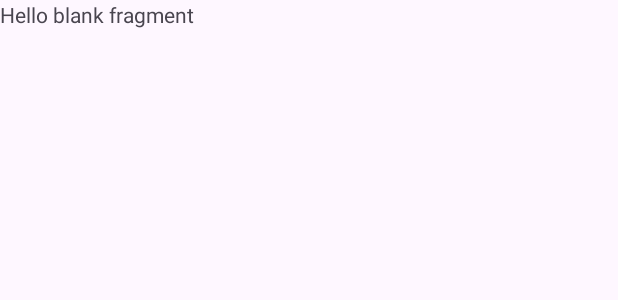
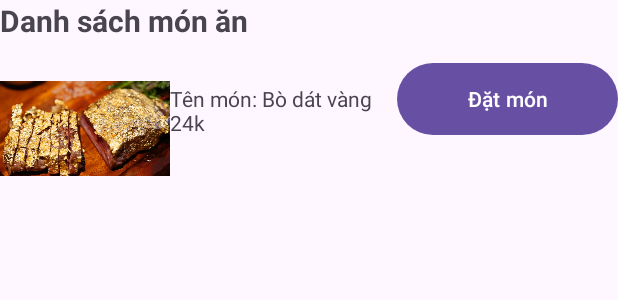
Before and after one commit to Huyle2003/AppQLQuanAn, an Android app: the layout fragment_thucdon.xml on its own in the app's theme, with its tools: preview values and no code run, on a phone screen of 412 x 824 dp. Shown: the top 300 px of the screen. Run offline under Robolectric (Android 15) with nearby library versions, the phone set to English and light mode, and no system bars.

Commit message:
layout thucdon

```diff
--- a/app/src/main/res/layout/fragment_thucdon.xml
+++ b/app/src/main/res/layout/fragment_thucdon.xml
@@ -1,5 +1,6 @@
 <?xml version="1.0" encoding="utf-8"?>
 <FrameLayout xmlns:android="http://schemas.android.com/apk/res/android"
+    xmlns:app="http://schemas.android.com/apk/res-auto"
     xmlns:tools="http://schemas.android.com/tools"
     android:layout_width="match_parent"
     android:layout_height="match_parent"
@@ -8,7 +9,54 @@
     <!-- TODO: Update blank fragment layout -->
     <TextView
         android:layout_width="match_parent"
+        android:layout_height="match_parent" />
+
+    <LinearLayout
+        android:layout_width="match_parent"
         android:layout_height="match_parent"
-        android:text="@string/hello_blank_fragment" />
+        android:orientation="vertical">
+
+        <LinearLayout
+            android:layout_width="match_parent"
+            android:layout_height="38dp"
+            android:orientation="horizontal">
+
+            <TextView
+                android:id="@+id/textView8"
+                android:layout_width="wrap_content"
+                android:layout_height="wrap_content"
+                android:layout_weight="1"
+                android:text="Danh sách món ăn"
+                android:textSize="20sp"
+                android:textStyle="bold" />
+        </LinearLayout>
+
+        <LinearLayout
+            android:layout_width="match_parent"
+            android:layout_height="95dp"
+            android:orientation="horizontal">
+
+            <ImageView
+                android:id="@+id/imageView5"
+                android:layout_width="0dp"
+                android:layout_height="95dp"
+                android:layout_weight="1"
+                android:src="@drawable/thit_bo_dat_vang_dubai_2" />
+
+            <TextView
+                android:id="@+id/textView9"
+                android:layout_width="38dp"
+                android:layout_height="38dp"
+                android:layout_weight="1"
+                android:text="Tên món: Bò dát vàng 24k" />
+
+            <Button
+                android:id="@+id/button3"
+                android:layout_width="34dp"
+                android:layout_height="56dp"
+                android:layout_weight="1"
+                android:text="Đặt món" />
+        </LinearLayout>
+    </LinearLayout>
 
 </FrameLayout>
```
